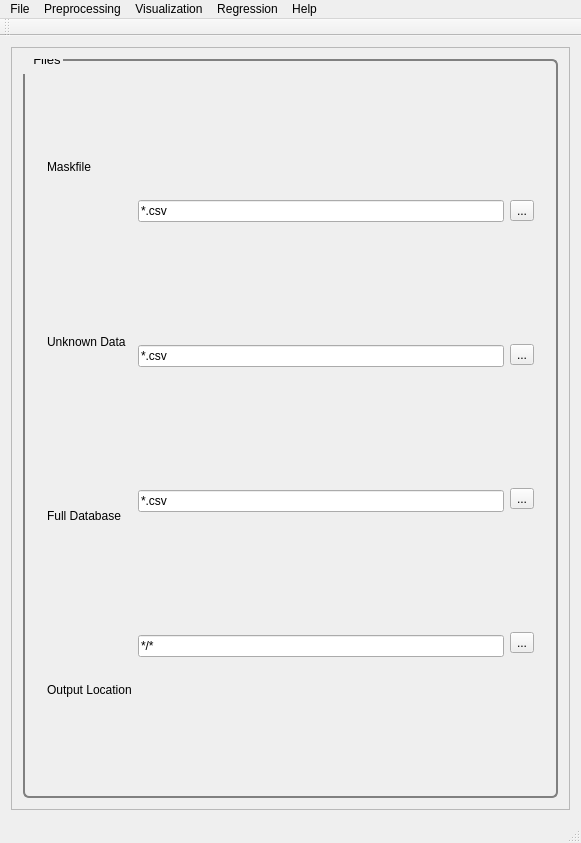
The window that src/New PYSAT_Gui/mainwindow_files.ui (tisaconundrum2/PySAT-GUI) describes before a commit, drawn with Qt 5.
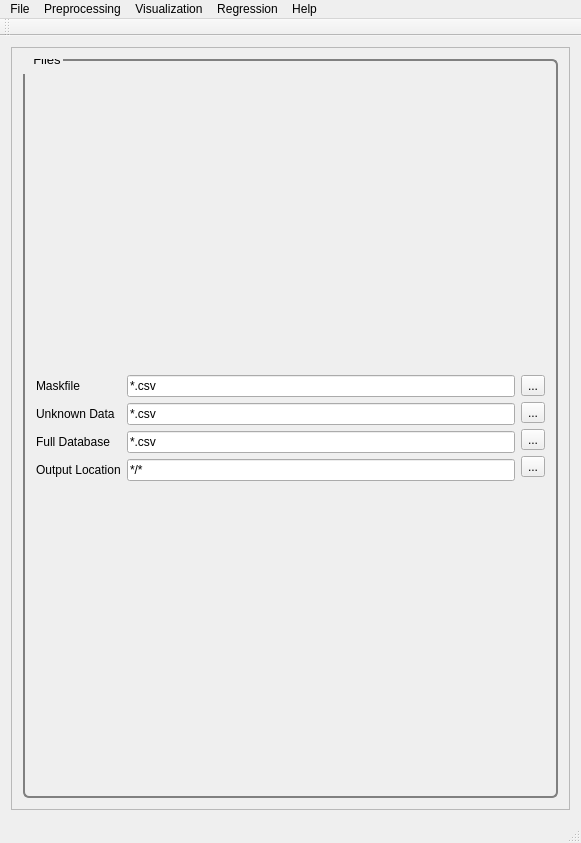
The same window after the commit.

Commit message: Fix: Fixing GUI's file's Module.

```diff
--- a/src/New PYSAT_Gui/mainwindow_files.ui
+++ b/src/New PYSAT_Gui/mainwindow_files.ui
@@ -61,14 +61,9 @@
           </property>
           <layout class="QVBoxLayout" name="files">
            <item>
-            <widget class="QSplitter" name="splitter_2">
-             <property name="orientation">
-              <enum>Qt::Horizontal</enum>
-             </property>
-             <widget class="QWidget" name="layoutWidget">
               <layout class="QHBoxLayout" name="horizontalLayout">
                <item>
-                <layout class="QVBoxLayout" name="verticalLayout_6">
+              <layout class="QVBoxLayout" name="verticalLayout">
                  <item>
                   <widget class="QLabel" name="label_3">
                    <property name="text">
@@ -144,7 +139,7 @@
                 </layout>
                </item>
                <item>
-                <layout class="QVBoxLayout" name="verticalLayout">
+              <layout class="QVBoxLayout" name="verticalLayout_3">
                  <item>
                   <widget class="QToolButton" name="maskFileButton">
                    <property name="text">
@@ -176,8 +171,6 @@
                 </layout>
                </item>
               </layout>
-             </widget>
-            </widget>
            </item>
           </layout>
          </widget>
```
Left out of the diff: 4 changed lines with no effect on the pictures. Lines whose indentation alone changed are shown as unchanged. The commit also changes 7 other files.
